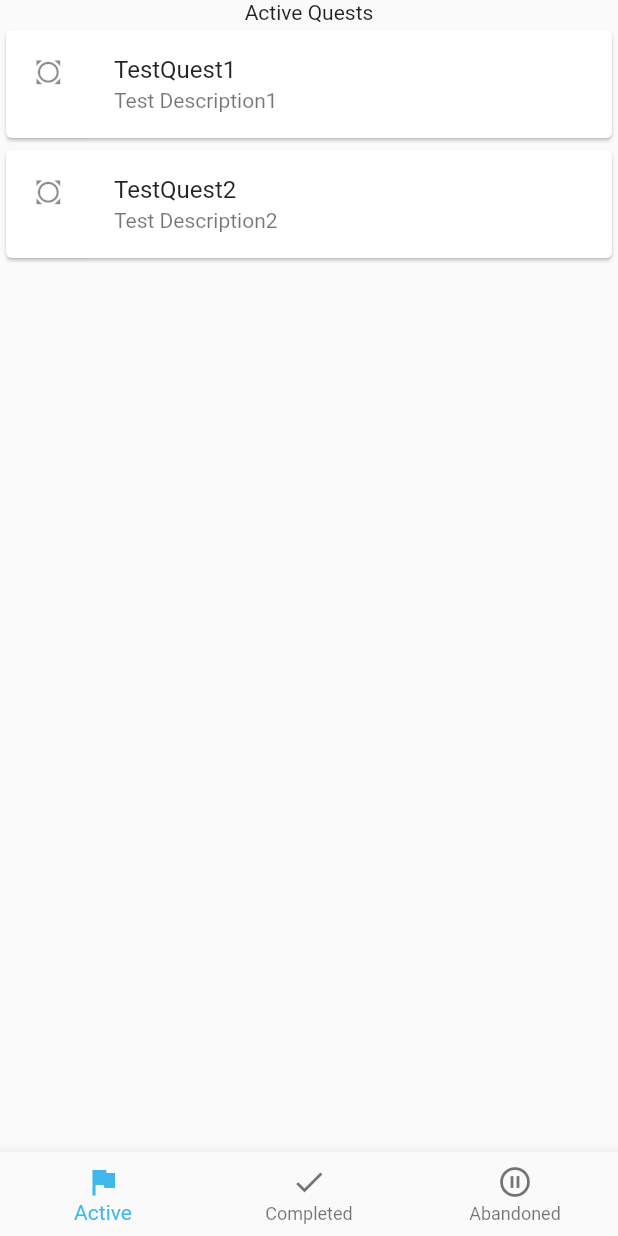
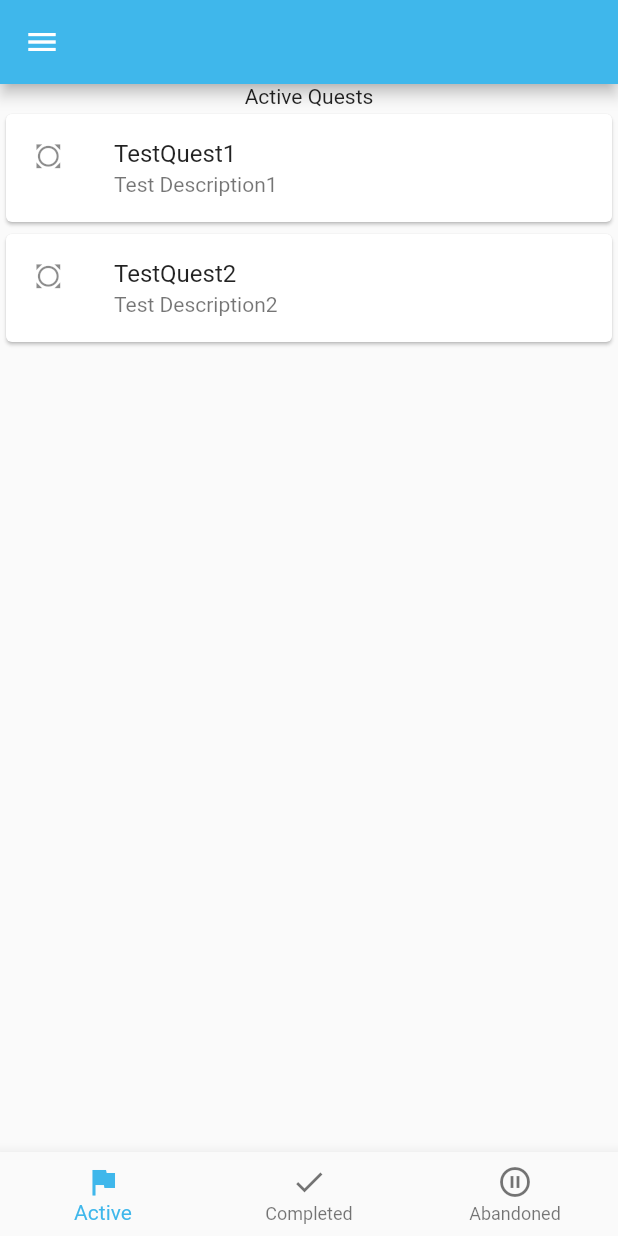
Before and after one commit to nixtaxe/QuestWorld, a Flutter app: the screen it shows after launch, after a tap on "Sign In", on a phone screen of 412 x 824 dp. Run offline on Flutter 3.47's test engine with Material 2 defaults, Android fonts, the phone set to English and light mode, and no system bars; our stand-ins replace rxdart; Roboto replaces fonts that are missing (Hind, Montserrat).

Commit message:
Make base widgets for all screens

```diff
--- /dev/null
+++ b/lib/ui/base_widgets/appbar_wrapper.dart
@@ -0,0 +1,21 @@
+import 'package:flutter/material.dart';
+
+class AppBarWrapper extends StatelessWidget implements PreferredSizeWidget {
+  final actionButtons;
+  final title;
+  AppBarWrapper({this.actionButtons, this.title});
+
+
+  @override
+  Widget build(BuildContext context) {
+    return AppBar(
+      actions: actionButtons ?? [],
+      title: Text(title ?? ""),
+      iconTheme: new IconThemeData(color: Colors.white),
+    );
+  }
+
+  @override
+  Size get preferredSize => Size.fromHeight(kToolbarHeight);
+
+}
--- /dev/null
+++ b/lib/ui/base_widgets/scaffold_wrapper.dart
@@ -0,0 +1,55 @@
+import 'package:flutter/material.dart';
+import 'package:quest_world/ui/base_widgets/appbar_wrapper.dart';
+import 'package:quest_world/ui/main_screen.dart';
+
+class ScaffoldWrapper extends StatefulWidget {
+  final appBar;
+  final child;
+  ScaffoldWrapper({this.appBar, this.child});
+
+  @override
+  State<StatefulWidget> createState() => _ScaffoldWrapperState();
+}
+
+class _ScaffoldWrapperState extends State<ScaffoldWrapper> {
+
+
+  @override
+  Widget build(BuildContext context) {
+    return Scaffold(
+      appBar: widget.appBar ?? AppBarWrapper(),
+      body: SafeArea(child: widget.child,),
+      drawer: buildDrawer(context),
+    );
+  }
+
+  Widget buildDrawer(BuildContext context) {
+    return Drawer(
+      child: ListView(
+        padding: EdgeInsets.zero,
+        children: <Widget>[
+          DrawerHeader(
+            child: Center(child: Text("Quest world", style: Theme.of(context).textTheme.headline,)),
+            decoration: BoxDecoration(
+              color: Theme.of(context).primaryColor,
+            ),
+          ),
+          ListTile(
+            title: Text("My Profile", style: Theme.of(context).textTheme.title,),
+            leading: Icon(Icons.person),
+          ),
+          ListTile(
+              title: Text("My Quests", style: Theme.of(context).textTheme.title,),
+              leading: Icon(Icons.done_outline),
+              onTap: () => Navigator.pushReplacement(context,
+                  MaterialPageRoute(builder: (context) => MainScreen()))),
+          ListTile(
+            title: Text("All Quests", style: Theme.of(context).textTheme.title,),
+            leading: Icon(Icons.grid_on),
+          )
+        ],
+      ),
+    );
+  }
+
+}
--- a/lib/ui/main_screen.dart
+++ b/lib/ui/main_screen.dart
@@ -1,5 +1,6 @@
 import 'package:flutter/material.dart';
 import 'package:quest_world/blocks/quests_block.dart';
+import 'package:quest_world/ui/base_widgets/scaffold_wrapper.dart';
 import 'package:quest_world/ui/quests_tab.dart';
 
 class MainScreen extends StatefulWidget {
@@ -10,7 +11,7 @@ class MainScreen extends StatefulWidget {
 class _MainScreenState extends State<MainScreen> {
   int _currentIndex;
   final int tabsLength = 3;
-  List<QuestsTab> tabContent;
+  var tabContent;
 
   @override
   void initState() {
@@ -18,15 +19,15 @@ class _MainScreenState extends State<MainScreen> {
 
     _currentIndex = 0;
     tabContent = [
-      QuestsTab(
+      () => QuestsTab(
           loadQuests: questsBlock.fetchActiveQuests,
           getQuestsStream: questsBlock.activeQuests,
           title: "Active Quests"),
-      QuestsTab(
+      () => QuestsTab(
           loadQuests: questsBlock.fetchActiveQuests,
           getQuestsStream: questsBlock.activeQuests,
           title: "Completed Quests"),
-      QuestsTab(
+      () => QuestsTab(
           loadQuests: questsBlock.fetchActiveQuests,
           getQuestsStream: questsBlock.activeQuests,
           title: "Abandoned Quests"),
@@ -35,11 +36,11 @@ class _MainScreenState extends State<MainScreen> {
 
   @override
   Widget build(BuildContext context) {
-    return DefaultTabController(
+    return ScaffoldWrapper(
+      child: DefaultTabController(
         length: tabsLength,
         child: Scaffold(
-        drawer: buildDrawer(),
-        body: SafeArea(child: tabContent[_currentIndex]),
+          body: SafeArea(child: tabContent[_currentIndex]()),
           bottomNavigationBar: BottomNavigationBar(
             onTap: (index) => setState(() => _currentIndex = index),
             currentIndex: _currentIndex,
@@ -55,35 +56,9 @@ class _MainScreenState extends State<MainScreen> {
             ],
           ),
         ),
+      ),
     );
   }
 
-  Widget buildDrawer() {
-    return Drawer(
-      child: ListView(
-        padding: EdgeInsets.zero,
-        children: <Widget>[
-          DrawerHeader(
-            child: Center(child: Text("Quest world", style: Theme.of(context).textTheme.headline,)),
-            decoration: BoxDecoration(
-              color: Theme.of(context).primaryColor,
-            ),
-          ),
-          ListTile(
-            title: Text("My Profile", style: Theme.of(context).textTheme.title,),
-            leading: Icon(Icons.person),
-          ),
-          ListTile(
-              title: Text("My Quests", style: Theme.of(context).textTheme.title,),
-              leading: Icon(Icons.done_outline),
-              onTap: () => Navigator.pushReplacement(context,
-                  MaterialPageRoute(builder: (context) => MainScreen()))),
-          ListTile(
-            title: Text("All Quests", style: Theme.of(context).textTheme.title,),
-            leading: Icon(Icons.grid_on),
-          )
-        ],
-      ),
-    );
+
 }
-}
--- a/lib/ui/quest_description_screen.dart
+++ b/lib/ui/quest_description_screen.dart
@@ -1,5 +1,6 @@
 import 'package:flutter/material.dart';
 import 'package:quest_world/models/quest_model.dart';
+import 'package:quest_world/ui/base_widgets/scaffold_wrapper.dart';
 
 class QuestDescriptionScreen extends StatelessWidget {
   final QuestItem quest;
@@ -8,15 +9,13 @@ class QuestDescriptionScreen extends StatelessWidget {
 
   @override
   Widget build(BuildContext context) {
-    return Scaffold(
-      body: SafeArea(
+    return ScaffoldWrapper(
       child: Column(children: [
         Icon(Icons.all_out),
         Text(quest.name),
         Text(quest.description),
         Text("Duration: ${quest.duration ?? 1} ms")
       ]),
-      ),
     );
   }
 }
```
Lines whose indentation alone changed are shown as unchanged.
